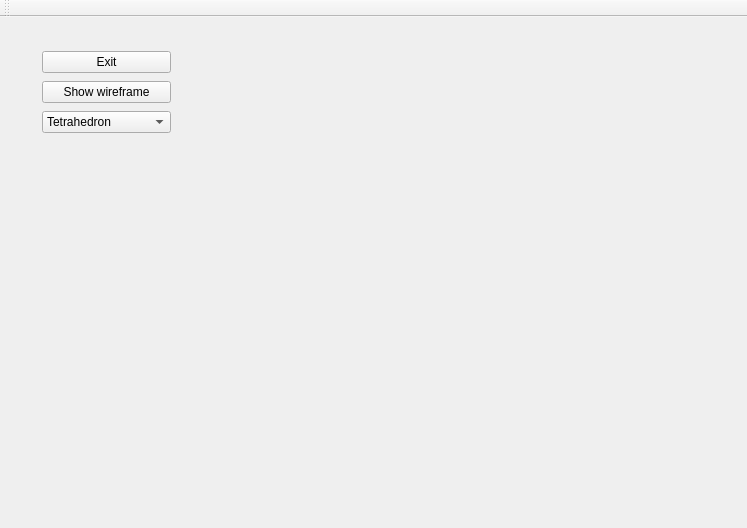
thomas-raynaud/Mesh_Computational_Geometry, file mainwindow.ui: the form before one commit.
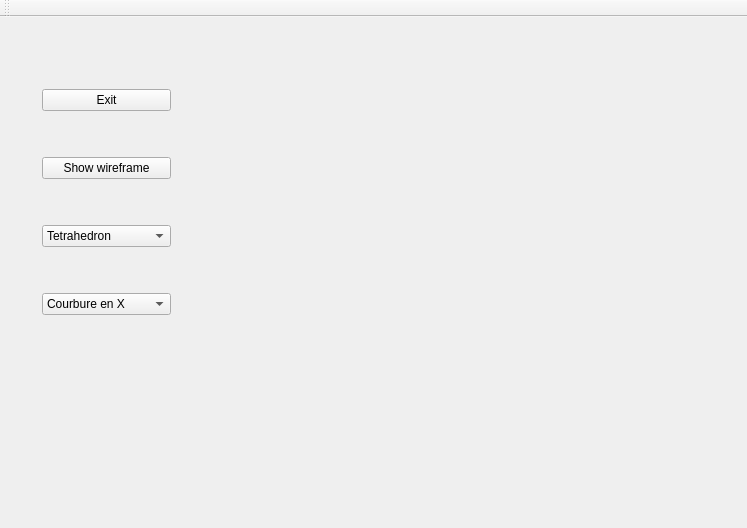
The form after the commit. Custom widgets are drawn as their Qt base class.

```diff
--- a/mainwindow.ui
+++ b/mainwindow.ui
@@ -29,7 +29,7 @@
          <x>20</x>
          <y>10</y>
          <width>151</width>
-         <height>111</height>
+         <height>331</height>
         </rect>
        </property>
        <layout class="QVBoxLayout" name="verticalLayout_2">
@@ -71,6 +71,25 @@
           </item>
          </widget>
         </item>
+        <item>
+         <widget class="QComboBox" name="comboBox_2">
+          <item>
+           <property name="text">
+            <string>Courbure en X</string>
+           </property>
+          </item>
+          <item>
+           <property name="text">
+            <string>Courbure en Y</string>
+           </property>
+          </item>
+          <item>
+           <property name="text">
+            <string>Courbure en Z</string>
+           </property>
+          </item>
+         </widget>
+        </item>
        </layout>
       </widget>
      </widget>
```
